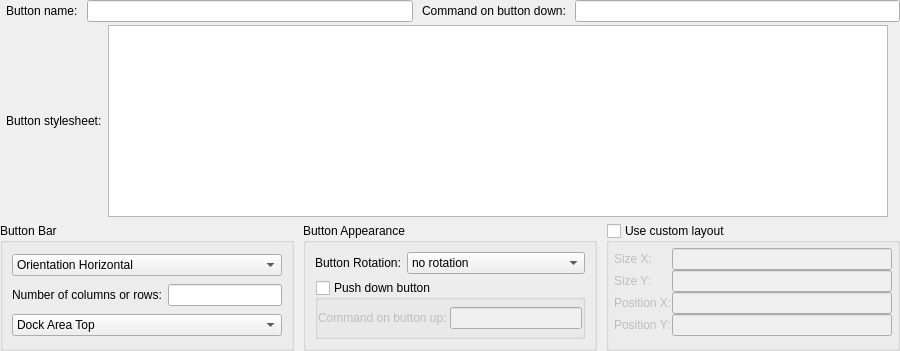
Above: src/ui/actions_main_area.ui from Mudlet/Mudlet before the change. Below: the same form after it.
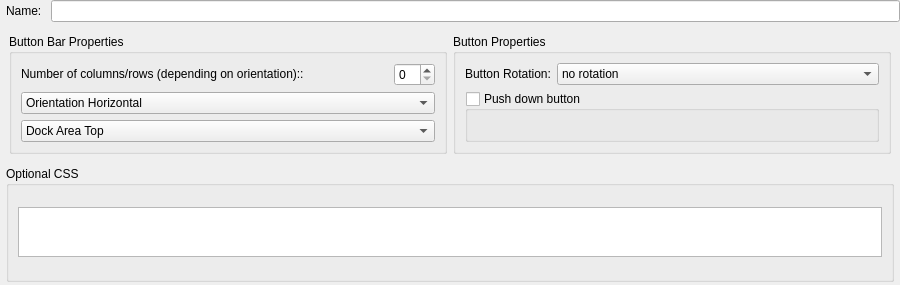
That is the form after the change.

```diff
--- a/src/ui/actions_main_area.ui
+++ b/src/ui/actions_main_area.ui
@@ -7,11 +7,11 @@
     <x>0</x>
     <y>0</y>
     <width>900</width>
-    <height>351</height>
+    <height>285</height>
    </rect>
   </property>
   <property name="sizePolicy">
-   <sizepolicy hsizetype="Expanding" vsizetype="Minimum">
+   <sizepolicy hsizetype="Expanding" vsizetype="Preferred">
     <horstretch>0</horstretch>
     <verstretch>0</verstretch>
    </sizepolicy>
@@ -59,176 +59,25 @@
       <item>
        <widget class="QLabel" name="label_action_name">
         <property name="text">
-         <string>Button name:</string>
+         <string>Name:</string>
         </property>
        </widget>
       </item>
       <item>
        <widget class="QLineEdit" name="lineEdit_action_name"/>
       </item>
-      <item>
-       <widget class="QLabel" name="label">
-        <property name="text">
-         <string>Command on button down:</string>
-        </property>
-       </widget>
-      </item>
-      <item>
-       <widget class="QLineEdit" name="lineEdit_action_button_down"/>
-      </item>
      </layout>
     </widget>
    </item>
    <item>
-    <widget class="QWidget" name="widget_2" native="true">
+    <widget class="QWidget" name="widget_4" native="true">
      <property name="sizePolicy">
       <sizepolicy hsizetype="Expanding" vsizetype="Expanding">
        <horstretch>0</horstretch>
        <verstretch>0</verstretch>
       </sizepolicy>
      </property>
-     <layout class="QHBoxLayout" name="horizontalLayout_3">
-      <property name="leftMargin">
-       <number>6</number>
-      </property>
-      <property name="topMargin">
-       <number>0</number>
-      </property>
-      <property name="rightMargin">
-       <number>6</number>
-      </property>
-      <property name="bottomMargin">
-       <number>0</number>
-      </property>
-      <item>
-       <widget class="QLabel" name="label_action_name_4">
-        <property name="sizePolicy">
-         <sizepolicy hsizetype="Preferred" vsizetype="Preferred">
-          <horstretch>0</horstretch>
-          <verstretch>0</verstretch>
-         </sizepolicy>
-        </property>
-        <property name="text">
-         <string>Button stylesheet:</string>
-        </property>
-        <property name="wordWrap">
-         <bool>true</bool>
-        </property>
-       </widget>
-      </item>
-      <item>
-       <widget class="QPlainTextEdit" name="css">
-        <property name="sizePolicy">
-         <sizepolicy hsizetype="Expanding" vsizetype="Minimum">
-          <horstretch>0</horstretch>
-          <verstretch>0</verstretch>
-         </sizepolicy>
-        </property>
-        <property name="font">
-         <font>
-          <family>Bitstream Vera Sans Mono</family>
-          <pointsize>8</pointsize>
-         </font>
-        </property>
-        <property name="tabChangesFocus">
-         <bool>false</bool>
-        </property>
-        <property name="backgroundVisible">
-         <bool>false</bool>
-        </property>
-       </widget>
-      </item>
-      <item>
-       <widget class="QWidget" name="widget_3" native="true">
-        <property name="enabled">
-         <bool>false</bool>
-        </property>
-        <property name="sizePolicy">
-         <sizepolicy hsizetype="Ignored" vsizetype="Ignored">
-          <horstretch>0</horstretch>
-          <verstretch>0</verstretch>
-         </sizepolicy>
-        </property>
-          <widget class="QPushButton" name="pushButton_chose_icon">
-         <property name="geometry">
-          <rect>
-           <x>9</x>
-           <y>21</y>
-           <width>80</width>
-           <height>27</height>
-          </rect>
-         </property>
-           <property name="sizePolicy">
-            <sizepolicy hsizetype="Preferred" vsizetype="Fixed">
-             <horstretch>0</horstretch>
-             <verstretch>0</verstretch>
-            </sizepolicy>
-           </property>
-           <property name="text">
-            <string>Choose Icon</string>
-           </property>
-          </widget>
-          <widget class="QPushButton" name="pushButton_color">
-         <property name="enabled">
-          <bool>false</bool>
-         </property>
-         <property name="geometry">
-          <rect>
-           <x>9</x>
-           <y>66</y>
-           <width>80</width>
-           <height>27</height>
-          </rect>
-         </property>
-           <property name="sizePolicy">
-            <sizepolicy hsizetype="Preferred" vsizetype="Fixed">
-             <horstretch>0</horstretch>
-             <verstretch>0</verstretch>
-            </sizepolicy>
-           </property>
-           <property name="text">
-            <string>Color</string>
-           </property>
-          </widget>
-       </widget>
-      </item>
-     </layout>
-    </widget>
-   </item>
-   <item>
-    <widget class="QLineEdit" name="lineEdit_action_icon">
-     <property name="enabled">
-      <bool>false</bool>
-     </property>
-     <property name="maximumSize">
-      <size>
-       <width>0</width>
-       <height>0</height>
-      </size>
-     </property>
-    </widget>
-   </item>
-   <item>
-    <widget class="QWidget" name="optionsArea" native="true">
-     <property name="sizePolicy">
-      <sizepolicy hsizetype="Expanding" vsizetype="MinimumExpanding">
-       <horstretch>0</horstretch>
-       <verstretch>0</verstretch>
-      </sizepolicy>
-     </property>
-     <property name="maximumSize">
-      <size>
-       <width>16777215</width>
-       <height>131</height>
-      </size>
-     </property>
-     <layout class="QHBoxLayout" name="horizontalLayout">
-      <property name="spacing">
-       <number>9</number>
-      </property>
-      <property name="margin">
-       <number>0</number>
-      </property>
+     <layout class="QHBoxLayout" name="horizontalLayout_6">
       <item>
        <widget class="QGroupBox" name="groupBox_toolBar">
         <property name="sizePolicy">
@@ -250,10 +99,26 @@
          </size>
         </property>
         <property name="title">
-         <string>Button Bar</string>
+         <string>Button Bar Properties</string>
         </property>
         <layout class="QGridLayout" name="gridLayout">
-         <item row="0" column="0" colspan="2">
+         <item row="0" column="0">
+          <widget class="QLabel" name="label_action_name_6">
+           <property name="sizePolicy">
+            <sizepolicy hsizetype="Expanding" vsizetype="Fixed">
+             <horstretch>0</horstretch>
+             <verstretch>0</verstretch>
+            </sizepolicy>
+           </property>
+           <property name="text">
+            <string>Number of columns/rows (depending on orientation)::</string>
+           </property>
+           <property name="buddy">
+            <cstring>buttonColumns</cstring>
+           </property>
+          </widget>
+         </item>
+         <item row="1" column="0" colspan="2">
           <widget class="QComboBox" name="comboBox_orientation">
            <property name="sizePolicy">
             <sizepolicy hsizetype="Expanding" vsizetype="Fixed">
@@ -273,34 +138,6 @@
            </item>
           </widget>
          </item>
-         <item row="1" column="0">
-          <widget class="QLabel" name="label_action_name_6">
-           <property name="sizePolicy">
-            <sizepolicy hsizetype="Expanding" vsizetype="Fixed">
-             <horstretch>0</horstretch>
-             <verstretch>0</verstretch>
-            </sizepolicy>
-           </property>
-           <property name="text">
-            <string>Number of columns or rows:</string>
-           </property>
-          </widget>
-         </item>
-         <item row="1" column="1">
-          <widget class="QLineEdit" name="buttonColumns">
-           <property name="sizePolicy">
-            <sizepolicy hsizetype="Expanding" vsizetype="Fixed">
-             <horstretch>0</horstretch>
-             <verstretch>0</verstretch>
-            </sizepolicy>
-           </property>
-           <property name="font">
-            <font>
-             <pointsize>8</pointsize>
-            </font>
-           </property>
-          </widget>
-         </item>
          <item row="2" column="0" colspan="2">
           <widget class="QComboBox" name="comboBox_location">
            <property name="sizePolicy">
@@ -331,6 +168,9 @@
            </item>
           </widget>
          </item>
+         <item row="0" column="1">
+          <widget class="QSpinBox" name="buttonColumns"/>
+         </item>
         </layout>
        </widget>
       </item>
@@ -349,7 +189,7 @@
          </size>
         </property>
         <property name="title">
-         <string>Button Appearance</string>
+         <string>Button Properties</string>
         </property>
         <layout class="QGridLayout" name="gridLayout_3">
          <item row="0" column="0">
@@ -408,144 +248,73 @@
             <property name="margin">
              <number>0</number>
             </property>
-            <item>
-             <widget class="QLabel" name="label_2">
-              <property name="sizePolicy">
-               <sizepolicy hsizetype="Expanding" vsizetype="Fixed">
-                <horstretch>0</horstretch>
-                <verstretch>0</verstretch>
-               </sizepolicy>
-              </property>
-              <property name="text">
-               <string>Command on button up:</string>
-              </property>
-              <property name="scaledContents">
-               <bool>true</bool>
-              </property>
-              <property name="wordWrap">
-               <bool>true</bool>
-              </property>
-             </widget>
-            </item>
-            <item>
-             <widget class="QLineEdit" name="lineEdit_action_button_up">
-              <property name="sizePolicy">
-               <sizepolicy hsizetype="Expanding" vsizetype="Fixed">
-                <horstretch>0</horstretch>
-                <verstretch>0</verstretch>
-               </sizepolicy>
-              </property>
-             </widget>
-            </item>
            </layout>
           </widget>
          </item>
         </layout>
        </widget>
       </item>
+     </layout>
+    </widget>
+   </item>
+   <item>
+    <widget class="QWidget" name="widget_2" native="true">
+     <property name="sizePolicy">
+      <sizepolicy hsizetype="Expanding" vsizetype="Expanding">
+       <horstretch>0</horstretch>
+       <verstretch>0</verstretch>
+      </sizepolicy>
+     </property>
+     <layout class="QHBoxLayout" name="horizontalLayout_3">
+      <property name="leftMargin">
+       <number>6</number>
+      </property>
+      <property name="topMargin">
+       <number>0</number>
+      </property>
+      <property name="rightMargin">
+       <number>6</number>
+      </property>
+      <property name="bottomMargin">
+       <number>0</number>
+      </property>
       <item>
-       <widget class="QGroupBox" name="useCustomLayout">
+       <widget class="QGroupBox" name="groupBox">
         <property name="sizePolicy">
-         <sizepolicy hsizetype="Expanding" vsizetype="Expanding">
+         <sizepolicy hsizetype="Expanding" vsizetype="MinimumExpanding">
           <horstretch>0</horstretch>
           <verstretch>0</verstretch>
          </sizepolicy>
         </property>
-        <property name="minimumSize">
-         <size>
-          <width>0</width>
-          <height>0</height>
-         </size>
-        </property>
-        <property name="maximumSize">
-         <size>
-          <width>16777215</width>
-          <height>16777215</height>
-         </size>
-        </property>
-        <property name="autoFillBackground">
-         <bool>false</bool>
-        </property>
         <property name="title">
-         <string>Use custom layout</string>
+         <string>Optional CSS</string>
         </property>
-        <property name="checkable">
-         <bool>true</bool>
-        </property>
-        <property name="checked">
-         <bool>false</bool>
-        </property>
-        <layout class="QFormLayout" name="formLayout">
-         <property name="horizontalSpacing">
-          <number>0</number>
-         </property>
-         <property name="verticalSpacing">
-          <number>0</number>
-         </property>
-         <property name="margin">
-          <number>5</number>
-         </property>
-         <item row="0" column="0">
-          <widget class="QLabel" name="label_action_name_7">
-           <property name="text">
-            <string>Size X:</string>
+        <layout class="QVBoxLayout" name="verticalLayout">
+         <item>
+          <widget class="QPlainTextEdit" name="css">
+           <property name="sizePolicy">
+            <sizepolicy hsizetype="Expanding" vsizetype="Fixed">
+             <horstretch>0</horstretch>
+             <verstretch>0</verstretch>
+            </sizepolicy>
            </property>
-          </widget>
-         </item>
-         <item row="0" column="1">
-          <widget class="QLineEdit" name="buttonSizeX">
-           <property name="font">
-            <font>
-             <pointsize>8</pointsize>
-            </font>
+           <property name="maximumSize">
+            <size>
+             <width>16777215</width>
+             <height>50</height>
+            </size>
            </property>
-          </widget>
-         </item>
-         <item row="1" column="0">
-          <widget class="QLabel" name="label_action_name_8">
-           <property name="text">
-            <string>Size Y:</string>
-           </property>
-          </widget>
-         </item>
-         <item row="1" column="1">
-          <widget class="QLineEdit" name="buttonSizeY">
            <property name="font">
             <font>
+             <family>Bitstream Vera Sans Mono</family>
              <pointsize>8</pointsize>
             </font>
            </property>
-          </widget>
-         </item>
-         <item row="2" column="0">
-          <widget class="QLabel" name="label_action_name_9">
-           <property name="text">
-            <string>Position X:</string>
+           <property name="tabChangesFocus">
+            <bool>false</bool>
            </property>
-          </widget>
-         </item>
-         <item row="2" column="1">
-          <widget class="QLineEdit" name="buttonPosX">
-           <property name="font">
-            <font>
-             <pointsize>8</pointsize>
-            </font>
-           </property>
-          </widget>
-         </item>
-         <item row="3" column="0">
-          <widget class="QLabel" name="label_action_name_10">
-           <property name="text">
-            <string>Position Y:</string>
-           </property>
-          </widget>
-         </item>
-         <item row="3" column="1">
-          <widget class="QLineEdit" name="buttonPosY">
-           <property name="font">
-            <font>
-             <pointsize>8</pointsize>
-            </font>
+           <property name="backgroundVisible">
+            <bool>false</bool>
            </property>
           </widget>
          </item>
@@ -555,11 +324,24 @@
      </layout>
     </widget>
    </item>
+   <item>
+    <widget class="QLineEdit" name="lineEdit_action_icon">
+     <property name="enabled">
+      <bool>false</bool>
+     </property>
+     <property name="maximumSize">
+      <size>
+       <width>0</width>
+       <height>0</height>
+      </size>
+     </property>
+    </widget>
+   </item>
   </layout>
   <zorder>lineEdit_action_icon</zorder>
-  <zorder>optionsArea</zorder>
   <zorder>widget</zorder>
   <zorder>widget_2</zorder>
+  <zorder>widget_4</zorder>
  </widget>
  <resources/>
  <connections/>
```
